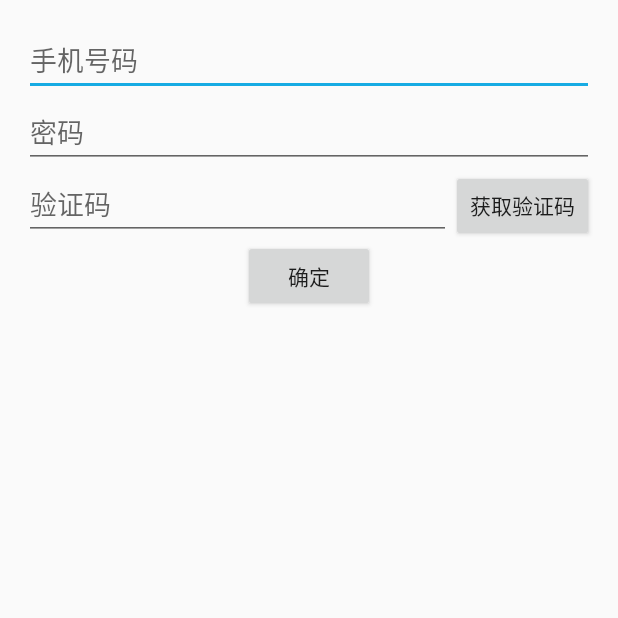
After one commit to SuperBagOrg/finalSuperBag, an Android app: the RegisterActivity screen opened directly, with no data from a screen before it, on a phone screen of 412 x 824 dp, the top half of it. The commit adds this screen. Run offline under Robolectric (Android 15) with nearby library versions, the light colour scheme and no system bars; libraries missing offline, so code that uses them is left out: cn.bmob.sms; 1 statement that could not run was skipped.

Commit message:
8-13 注册登录加入

```diff
--- /dev/null
+++ b/app/src/main/java/com/example/k/superbag2/activity/RegisterActivity.java
@@ -0,0 +1,123 @@
+package com.example.k.superbag2.activity;
+
+import android.content.Intent;
+import android.os.Bundle;
+import android.support.annotation.Nullable;
+import android.text.TextUtils;
+import android.util.Log;
+import android.view.View;
+import android.view.Window;
+import android.widget.Button;
+import android.widget.EditText;
+import android.widget.Toast;
+
+import com.example.k.superbag2.MainActivity;
+import com.example.k.superbag2.R;
+
+import cn.bmob.sms.BmobSMS;
+import cn.bmob.sms.exception.BmobException;
+import cn.bmob.sms.listener.RequestSMSCodeListener;
+import cn.bmob.sms.listener.VerifySMSCodeListener;
+
+/**
+ * Created by K on 2016/8/13.
+ */
+public class RegisterActivity extends BaseActivity implements View.OnClickListener {
+
+    private EditText phoneNumET,passwordET,vCodeET;
+    private Button getVCodeBT,okBT;
+
+    private String phoneNum,verCodeGet,verCodeInput = "";
+    private String password = "";
+
+    @Override
+    protected void onCreate(@Nullable Bundle savedInstanceState) {
+        super.onCreate(savedInstanceState);
+        supportRequestWindowFeature(Window.FEATURE_NO_TITLE);
+        setContentView(R.layout.activity_register);
+
+        initView();
+        initListener();
+        BmobSMS.initialize(this,"0d5d5ee39c0f5cb5c525213c1d5ee9f4");
+    }
+
+    private void initView(){
+        phoneNumET = (EditText)findViewById(R.id.register_phone_et);
+        passwordET = (EditText)findViewById(R.id.register_pass_et);
+        vCodeET = (EditText)findViewById(R.id.register_verification_code);
+        getVCodeBT = (Button)findViewById(R.id.register_get_code);
+        okBT = (Button)findViewById(R.id.register_ok);
+    }
+
+    private void initListener(){
+        getVCodeBT.setOnClickListener(this);
+        okBT.setOnClickListener(this);
+    }
+
+    @Override
+    public void onClick(View view) {
+        switch (view.getId()){
+            case R.id.register_get_code:
+                Log.d("点击了","注册按钮");
+                phoneNum = phoneNumET.getText().toString();
+                verCodeInput = vCodeET.getText().toString();
+                password = passwordET.getText().toString();
+                if (!isMobileNO(phoneNum)){
+                    Toast.makeText(RegisterActivity.this,"请输入正确的手机号",Toast.LENGTH_SHORT).show();
+                }else if (password.equals("")){
+                    Toast.makeText(RegisterActivity.this,"请输入密码",Toast.LENGTH_SHORT).show();
+                } else {
+                    BmobSMS.requestSMSCode(RegisterActivity.this, phoneNum, "获取验证码",
+                            new RequestSMSCodeListener() {
+                                @Override
+                                public void done(Integer integer, BmobException e) {
+                                    if (e == null) {
+                                        verCodeGet = integer + "";
+                                    }
+                                }
+                            });
+                    getVCodeBT.setEnabled(false);
+                }
+                break;
+
+            case R.id.register_ok:
+                BmobSMS.verifySmsCode(RegisterActivity.this, phoneNum, vCodeET.getText().toString(),
+                        new VerifySMSCodeListener() {
+                            @Override
+                            public void done(BmobException e) {
+                                if (e == null){
+                                    Toast.makeText(RegisterActivity.this,"注册成功",Toast.LENGTH_SHORT).show();
+                                    Intent intent = new Intent(RegisterActivity.this, MainActivity.class);
+                                    startActivity(intent);
+                                    overridePendingTransition(android.R.anim.slide_in_left, android.R.anim.slide_out_right);
+                                } else {
+                                    getVCodeBT.setEnabled(true);
+                                    Toast.makeText(RegisterActivity.this,"验证码输入错误，请重试",Toast.LENGTH_SHORT).show();
+                                    Log.d("失败消息",e.getErrorCode()+" --  "+e.getLocalizedMessage());
+                                }
+                            }
+                        });
+                break;
+        }
+    }
+
+    /**
+     * 验证手机格式
+     */
+    public static boolean isMobileNO(String mobiles) {
+        if(mobiles==null){
+            Log.e("AppUtils:", "传入号码为空");
+            return false;
+        }
+    /*
+    移动：134、135、136、137、138、139、150、151、157(TD)、158、159、187、188
+    联通：130、131、132、152、155、156、185、186
+    电信：133、153、180、189、（1349卫通）
+    虚拟运营商：170
+    总结起来就是第一位必定为1，第二位必定为3或5或8，其他位置的可以为0-9
+    */
+        String telRegex = "^(0|86|17951)?(13[0-9]|15[012356789]|18[0-9]|14[57]|17[07])[0-9]{8}$";
+        if (TextUtils.isEmpty(mobiles)) return false;
+        else return mobiles.matches(telRegex);
+    }
+}
--- /dev/null
+++ b/app/src/main/res/layout/activity_register.xml
@@ -0,0 +1,48 @@
+<?xml version="1.0" encoding="utf-8"?>
+<LinearLayout xmlns:android="http://schemas.android.com/apk/res/android"
+    android:orientation="vertical"
+    android:padding="16dp"
+    android:gravity="center_horizontal"
+    android:layout_width="match_parent"
+    android:layout_height="match_parent">
+
+    <EditText
+        android:layout_width="match_parent"
+        android:layout_height="wrap_content"
+        android:hint="手机号码"
+        android:inputType="phone"
+        android:id="@+id/register_phone_et"/>
+
+    <EditText
+        android:layout_width="match_parent"
+        android:layout_height="wrap_content"
+        android:hint="密码"
+        android:inputType="textPassword"
+        android:id="@+id/register_pass_et"/>
+
+    <LinearLayout
+        android:layout_width="match_parent"
+        android:layout_height="wrap_content"
+        android:orientation="horizontal">
+
+        <EditText
+            android:layout_width="0dp"
+            android:layout_weight="3"
+            android:layout_height="wrap_content"
+            android:hint="验证码"
+            android:id="@+id/register_verification_code"/>
+        <Button
+            android:layout_width="0dp"
+            android:layout_height="wrap_content"
+            android:layout_weight="1"
+            android:text="获取验证码"
+            android:inputType="number"
+            android:id="@+id/register_get_code"/>
+    </LinearLayout>
+
+    <Button
+        android:layout_width="wrap_content"
+        android:layout_height="wrap_content"
+        android:text="确定"
+        android:id="@+id/register_ok"/>
+</LinearLayout>
--- a/app/src/main/res/values/colors.xml
+++ b/app/src/main/res/values/colors.xml
@@ -26,4 +26,6 @@
 
     <color name="dark_white">#ecf0f1</color>
     <color name="test">#949494</color>
+
+    <color name="blue_back">#5a79ba</color>
 </resources>
--- a/app/src/main/res/values/styles.xml
+++ b/app/src/main/res/values/styles.xml
@@ -11,6 +11,10 @@
     </style>
 
     <style name="AppTheme.PopupOverlay" parent="ThemeOverlay.AppCompat.Light" />
+
+    <style name="SplashTheme" parent="@android:style/Theme.NoTitleBar.Fullscreen">
+        <item name="android:windowNoTitle">true</item>
+    </style>
 
     <!--朋友圈图片全屏样式-->
     <style name="Pic_Dialog">
@@ -42,4 +46,11 @@
         <item name="android:windowEnterAnimation">@anim/slide_in</item>
         <item name="android:windowExitAnimation">@anim/slide_out</item>
     </style>
+
+    <style name="fade_in_out" >
+        <item name="android:windowEnterAnimation">@anim/fade_in</item>
+        <item name="android:windowExitAnimation">@anim/fade_out</item>
+    </style>
+
+
 </resources>
--- a/build.gradle
+++ b/build.gradle
@@ -16,6 +16,7 @@ allprojects {
     repositories {
         jcenter()
         maven { url "https://jitpack.io"}
+        maven { url "https://raw.github.com/bmob/bmob-android-sdk/master" }
     }
 }
 
```
Also changed, not shown: app/build.gradle (+8 -1 lines), app/src/main/AndroidManifest.xml (+27 -12 lines), app/src/main/java/com/example/k/superbag2/MainActivity.java (+31 -8 lines), app/src/main/java/com/example/k/superbag2/activity/LoginActivity.java (added, +79 -0 lines), app/src/main/java/com/example/k/superbag2/activity/SplashActivity.java (added, +55 -0 lines), app/src/main/java/com/example/k/superbag2/utils/DialogUtils.java (+12 -0 lines), app/src/main/java/com/example/k/superbag2/utils/LoginUtils.java (added, +38 -0 lines), app/src/main/java/com/example/k/superbag2/utils/SaveUtils.java (+5 -4 lines), app/src/main/res/anim/fade_in.xml (added, +7 -0 lines), app/src/main/res/anim/fade_out.xml (added, +7 -0 lines), app/src/main/res/anim/fall_in.xml (added, +15 -0 lines), app/src/main/res/anim/left_in.xml (added, +7 -0 lines), app/src/main/res/drawable/login_bt_back.xml (added, +7 -0 lines), app/src/main/res/layout/activity_splash.xml (added, +13 -0 lines), 1 more files.
